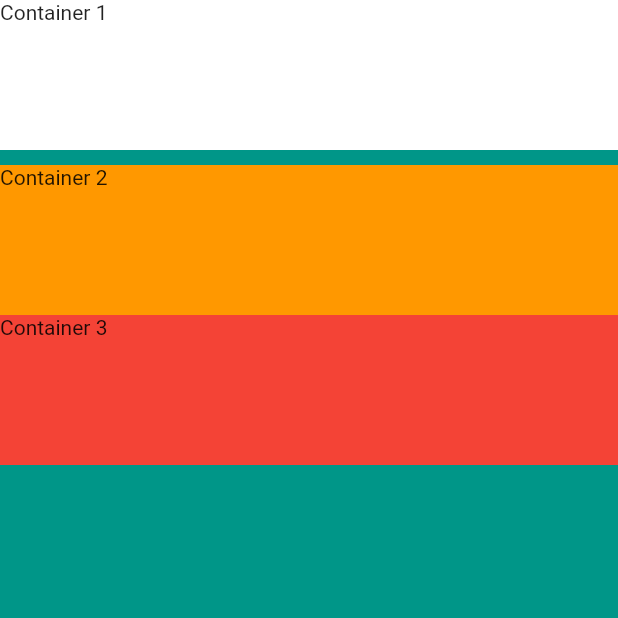
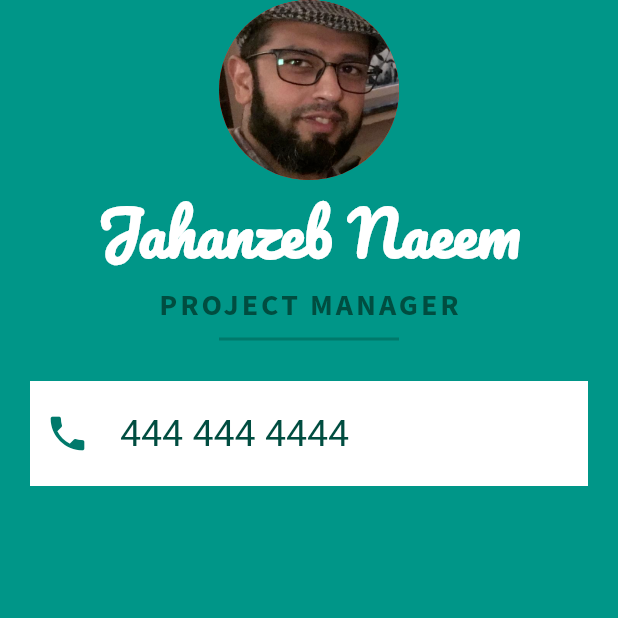
Before and after one commit to jahanzebnaeem/nexskillflutterdevbatch7, a Flutter app: the screen it shows after launch, on a phone screen of 412 x 824 dp, the top half of it. Run offline on Flutter 3.47's test engine with Material 2 defaults, Android fonts, the phone set to English and light mode, and no system bars.

Commit message:
Lecture 4
Card app complete

```diff
--- a/mi_card_app/lib/main.dart
+++ b/mi_card_app/lib/main.dart
@@ -16,25 +16,64 @@ class MyApp extends StatelessWidget {
         backgroundColor: Colors.teal,
         body: SafeArea(
           child: Column(
-            crossAxisAlignment: CrossAxisAlignment.stretch,
             children: [
-              Container(
-                height: 100.0,
-                color: Colors.white,
-                child: Text('Container 1'),
+              CircleAvatar(
+                radius: 60.0,
+                backgroundColor: Colors.red,
+                backgroundImage: AssetImage('images/jahanzeb.png'),
+              ),
+              Text(
+                'Jahanzeb Naeem',
+                style: TextStyle(
+                  fontSize: 40.0,
+                  fontWeight: FontWeight.bold,
+                  color: Colors.white,
+                  fontFamily: 'Pacifico',
+                ),
+              ),
+              Text(
+                'PROJECT MANAGER',
+                style: TextStyle(
+                  fontSize: 20.0,
+                  fontWeight: FontWeight.bold,
+                  color: Colors.teal.shade900,
+                  fontFamily: 'Source Sans Pro',
+                  letterSpacing: 2.0,
+                ),
               ),
               SizedBox(
-                height: 10.0,
+                width: 120.0,
+                child: Divider(
+                  thickness: 2.0,
+                  color: Colors.teal.shade700,
+                ),
               ),
               Container(
-                height: 100.0,
-                color: Colors.orange,
-                child: Text('Container 2'),
-              ),
-              Container(
-                height: 100.0,
-                color: Colors.red,
-                child: Text('Container 3'),
+                color: Colors.white,
+                margin: EdgeInsets.all(20.0),
+                padding: EdgeInsets.symmetric(
+                  vertical: 20.0,
+                  horizontal: 10.0,
+                ),
+                child: Row(
+                  children: [
+                    Icon(
+                      Icons.phone,
+                      size: 30.0,
+                      color: Colors.teal[700],
+                    ),
+                    SizedBox(
+                      width: 20.0,
+                    ),
+                    Text(
+                      '444 444 4444',
+                      style: TextStyle(
+                        fontSize: 25.0,
+                        color: Colors.teal.shade900,
+                      ),
+                    ),
+                  ],
+                ),
               ),
             ],
           ),
```
Also changed, not shown: mi_card_app/pubspec.yaml (+9 -9 lines), mi_card_app/fonts/Pacifico-Regular.ttf (added), mi_card_app/fonts/SourceSansPro-Regular.ttf (added), mi_card_app/images/jahanzeb.png (added), 1 other file.
